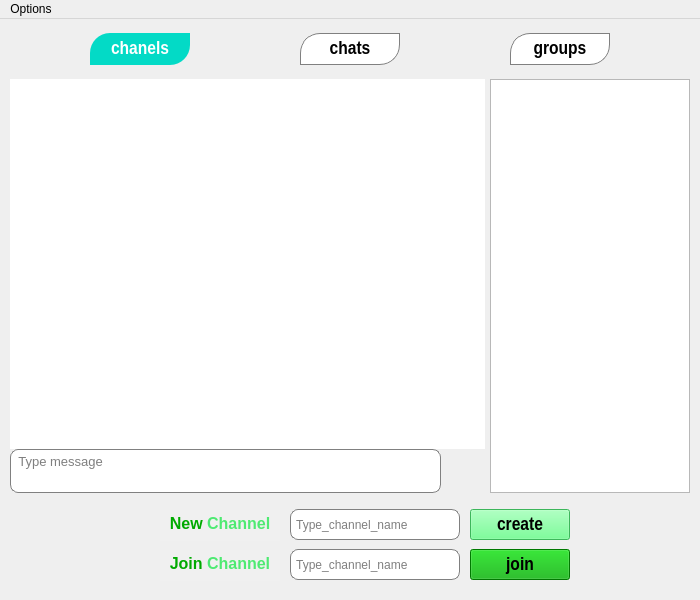
First picture: the form in jamin-gram/channel.ui, repository raminLgh/jamin-gram, before the edit.
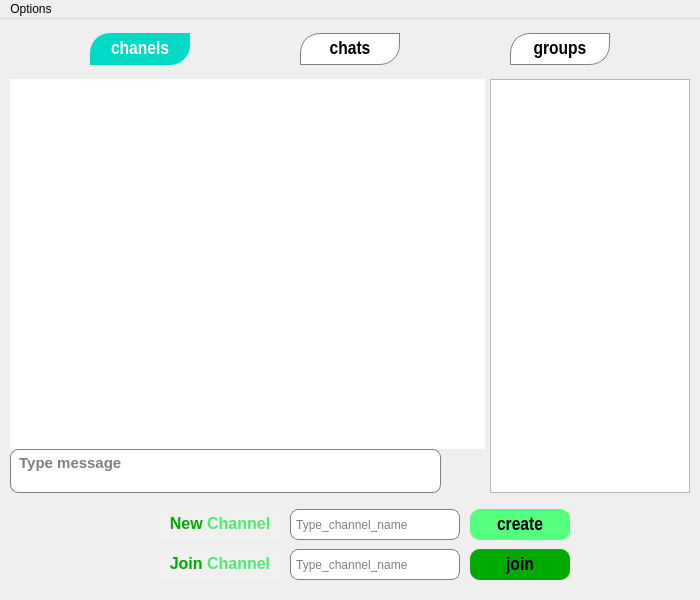
Second picture: the form after the edit. Icons and pictures are not drawn.

Diff of the .ui file:
```diff
--- a/jamin-gram/channel.ui
+++ b/jamin-gram/channel.ui
@@ -147,6 +147,7 @@
      <font>
       <family>Arial Narrow</family>
       <pointsize>14</pointsize>
+      <weight>75</weight>
       <bold>true</bold>
      </font>
     </property>
@@ -154,6 +155,7 @@
      <string notr="true">QPushButton{
 background-color: rgb(0, 170, 0);
 font-size:14pt;
+border-radius:10px;
 }</string>
     </property>
     <property name="text">
@@ -242,7 +244,9 @@
     <property name="font">
      <font>
       <family>Arial</family>
-      <pointsize>10</pointsize>
+      <pointsize>11</pointsize>
+      <weight>75</weight>
+      <bold>true</bold>
      </font>
     </property>
     <property name="styleSheet">
@@ -278,13 +282,14 @@
      <font>
       <family>Arial Narrow</family>
       <pointsize>14</pointsize>
+      <weight>75</weight>
       <bold>true</bold>
      </font>
     </property>
     <property name="styleSheet">
      <string notr="true">background-color: rgb(85, 255, 127);
 font-size:14pt;
-</string>
+border-radius:10px;</string>
     </property>
     <property name="text">
      <string>create</string>
```
Left out of the diff: 21 changed lines with no effect on the pictures.
